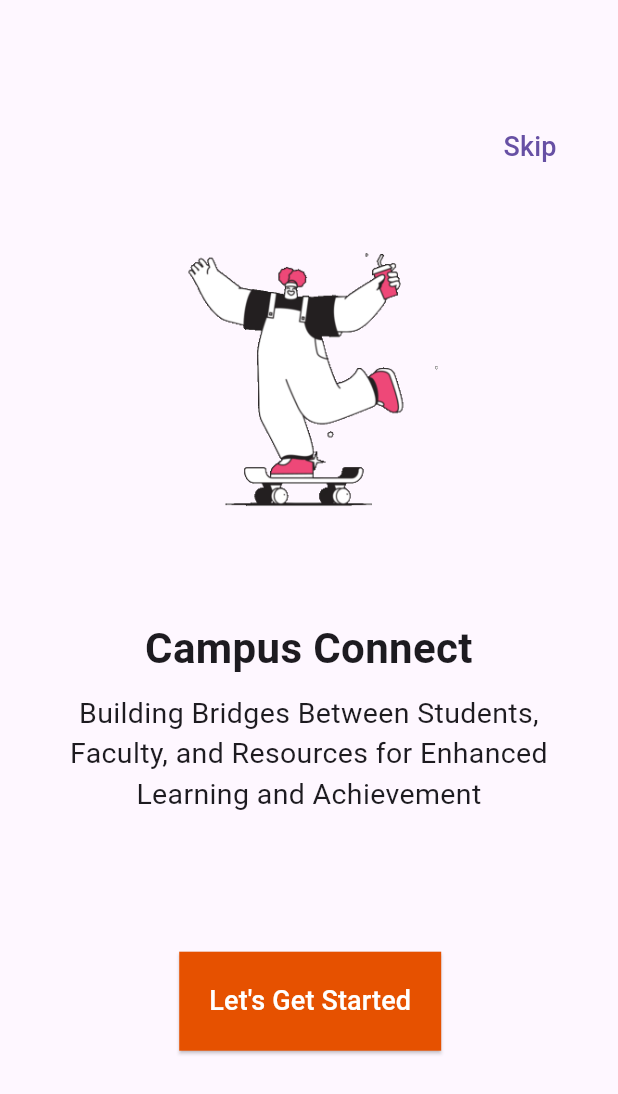
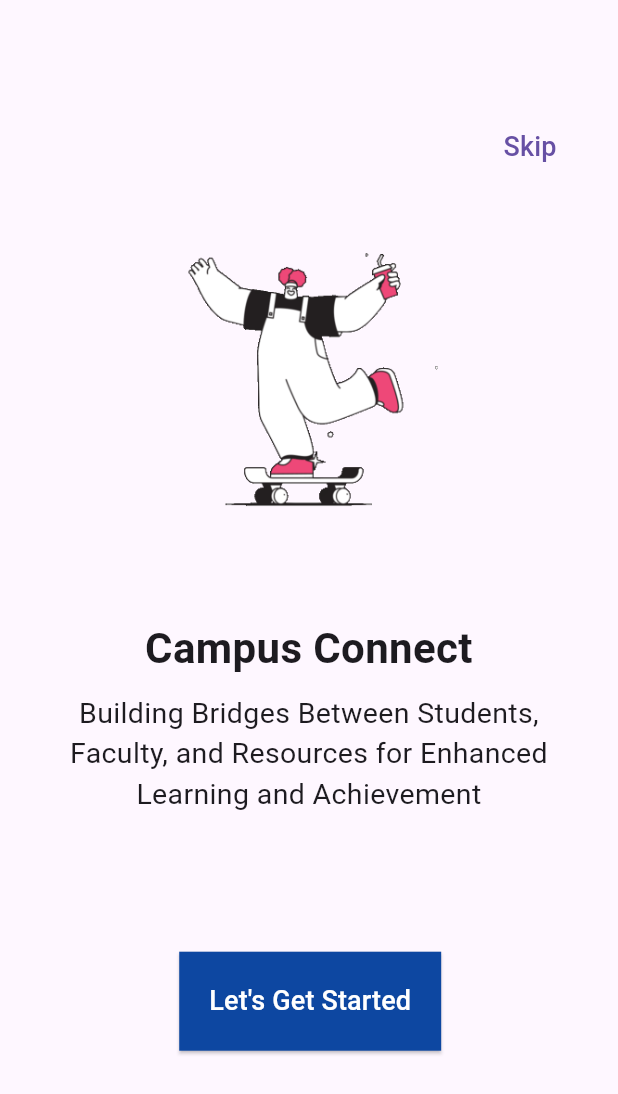
Before and after one commit to Deepak-Kumar-01/Student-App, a Flutter app: the screen it shows after launch, swiped to page 3, on a phone screen of 412 x 824 dp. Shown: the top 1094 px of the screen. Run offline on Flutter 3.47's test engine with Material 3 defaults, Android fonts, the phone set to English and light mode, and no system bars; our stand-ins replace flutter_native_splash, shared_preferences.

Commit message:
medium device color updated

```diff
--- a/lib/screens/responsiveScreens/onboarding/getStartedButton/mediumGetStartedButton.dart
+++ b/lib/screens/responsiveScreens/onboarding/getStartedButton/mediumGetStartedButton.dart
@@ -26,7 +26,7 @@ class MdStartedButton extends StatelessWidget {
           style: TextStyle(color: Colors.white, fontSize: 18),
         ),
         style: ElevatedButton.styleFrom(
-          backgroundColor: Colors.orange[900],
+          backgroundColor: Colors.blue[900],
           shape: RoundedRectangleBorder(),
           padding: EdgeInsets.all(20),
         ),
```
